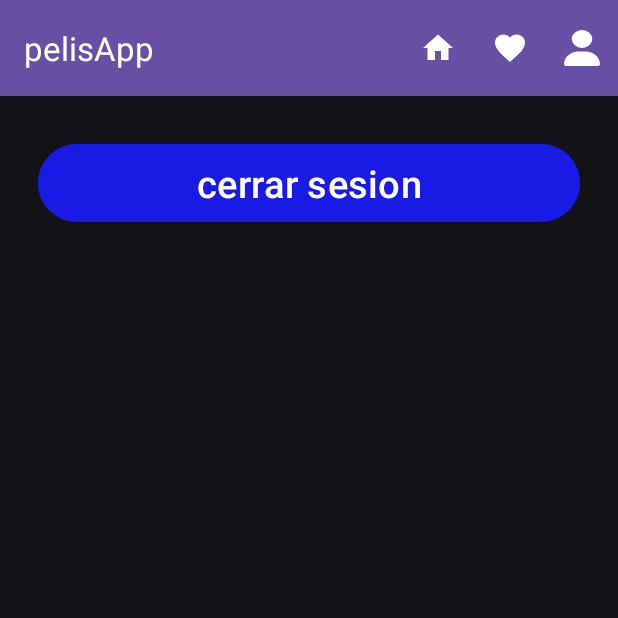
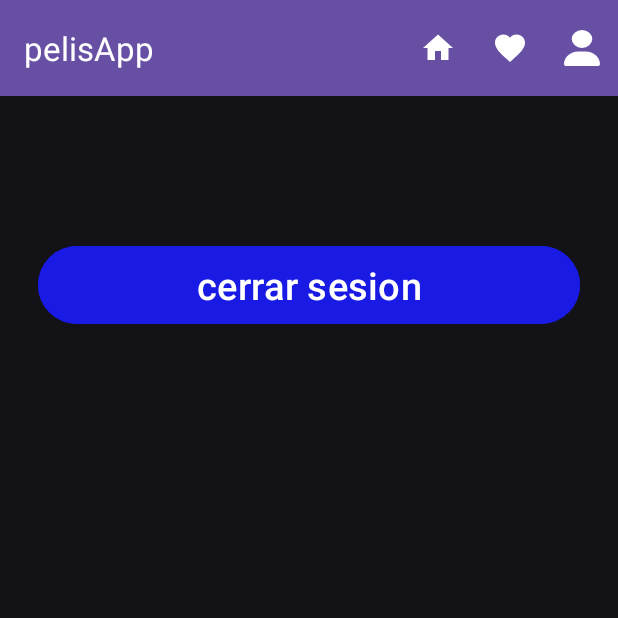
Before and after one commit to EmanuelSotomayor/seminariolenguajes-unla-grupo01, an Android app: the UserActivity screen opened directly, with no data from a screen before it, on a phone screen of 412 x 824 dp, the top half of it. Run offline under Robolectric (Android 15) with nearby library versions, the phone set to English and light mode, and no system bars.

```diff
--- a/app/src/main/res/layout/activity_user.xml
+++ b/app/src/main/res/layout/activity_user.xml
@@ -19,7 +19,7 @@
         app:layout_constraintEnd_toEndOf="parent"
         app:layout_constraintStart_toStartOf="parent"
         app:layout_constraintTop_toTopOf="parent"
-        android:layout_margin="@dimen/margin_large"
+        android:layout_margin="100dp"
         />
 
     <Button
```
